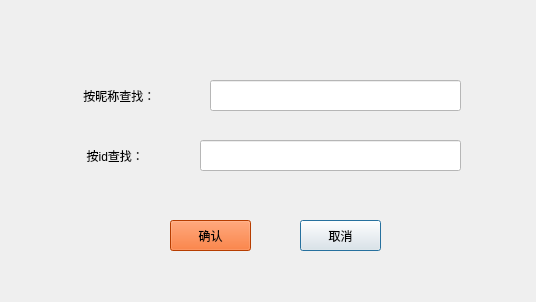
Above: dialog_addfriend.ui from mrbian/CS-Wuliao before the change. Below: the same form after it.
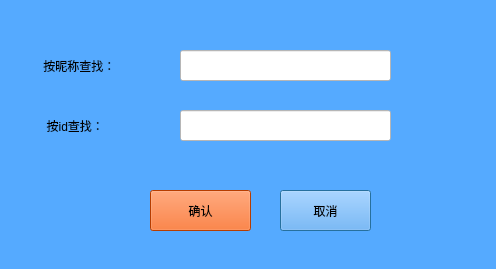
That is the form after the change.

Commit message: 改变了addfriend窗口

```diff
--- a/dialog_addfriend.ui
+++ b/dialog_addfriend.ui
@@ -6,19 +6,22 @@
    <rect>
     <x>0</x>
     <y>0</y>
-    <width>536</width>
-    <height>302</height>
+    <width>496</width>
+    <height>269</height>
    </rect>
   </property>
   <property name="windowTitle">
    <string>Dialog</string>
   </property>
+  <property name="styleSheet">
+   <string notr="true">background-color: rgb(85, 170, 255);</string>
+  </property>
   <widget class="QLineEdit" name="lineEdit_friend_name">
    <property name="geometry">
     <rect>
-     <x>210</x>
-     <y>80</y>
-     <width>251</width>
+     <x>180</x>
+     <y>50</y>
+     <width>211</width>
      <height>31</height>
     </rect>
    </property>
@@ -29,10 +32,10 @@
   <widget class="QPushButton" name="pushButton_cancel">
    <property name="geometry">
     <rect>
-     <x>300</x>
-     <y>220</y>
-     <width>81</width>
-     <height>31</height>
+     <x>280</x>
+     <y>190</y>
+     <width>91</width>
+     <height>41</height>
     </rect>
    </property>
    <property name="text">
@@ -42,10 +45,10 @@
   <widget class="QPushButton" name="pushButton_yes">
    <property name="geometry">
     <rect>
-     <x>170</x>
-     <y>220</y>
-     <width>81</width>
-     <height>31</height>
+     <x>150</x>
+     <y>190</y>
+     <width>101</width>
+     <height>41</height>
     </rect>
    </property>
    <property name="styleSheet">
@@ -58,9 +61,9 @@
   <widget class="QLineEdit" name="lineEdit_friend_id">
    <property name="geometry">
     <rect>
-     <x>200</x>
-     <y>140</y>
-     <width>261</width>
+     <x>180</x>
+     <y>110</y>
+     <width>211</width>
      <height>31</height>
     </rect>
    </property>
@@ -71,8 +74,8 @@
   <widget class="QLabel" name="label">
    <property name="geometry">
     <rect>
-     <x>80</x>
-     <y>80</y>
+     <x>40</x>
+     <y>50</y>
      <width>121</width>
      <height>31</height>
     </rect>
@@ -88,8 +91,8 @@
   <widget class="QLabel" name="label_2">
    <property name="geometry">
     <rect>
-     <x>80</x>
-     <y>140</y>
+     <x>40</x>
+     <y>110</y>
      <width>131</width>
      <height>31</height>
     </rect>
```
Left out of the diff: 4 changed lines with no effect on the pictures. The commit also changes 3 other files.
